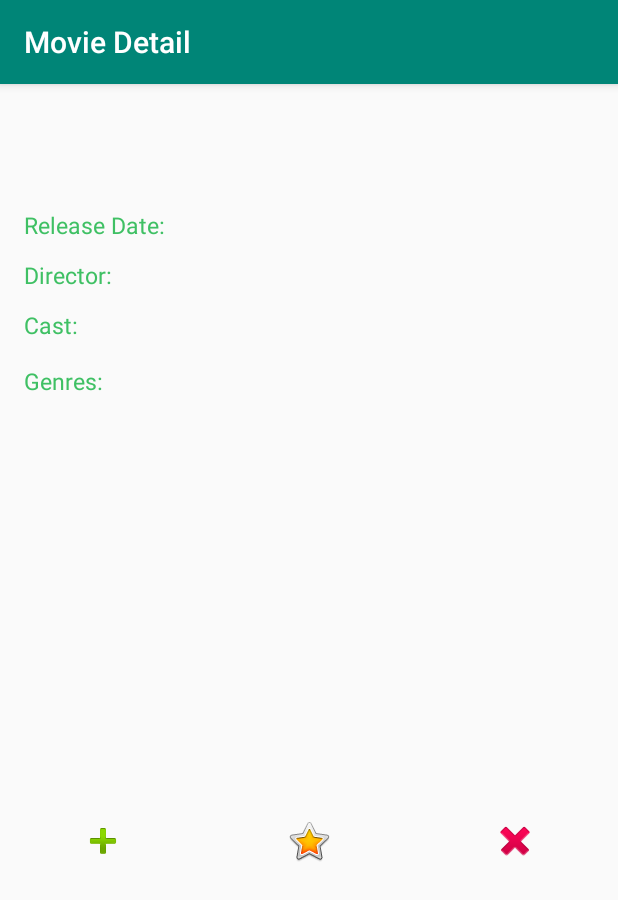
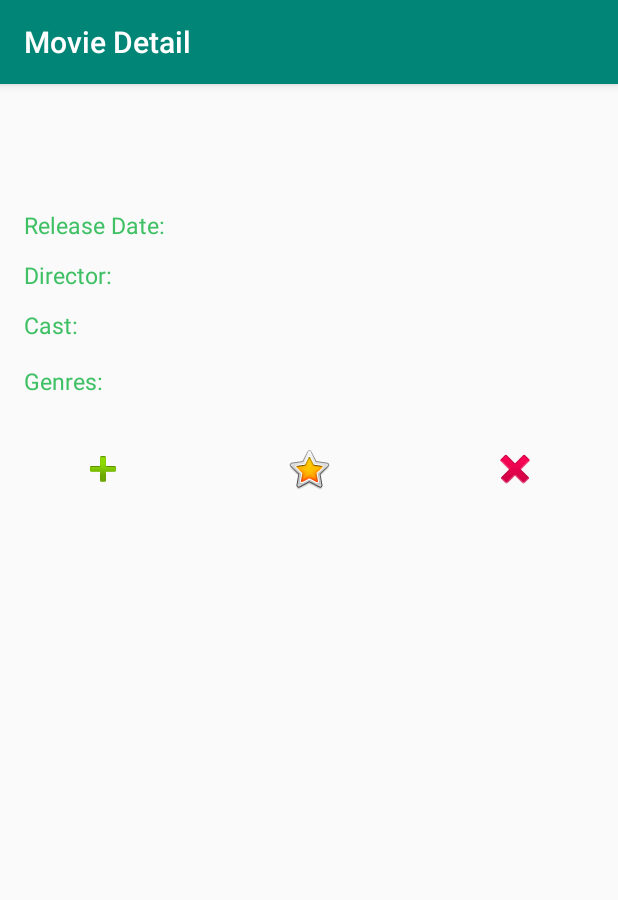
Before and after one commit to javigandia99/Kotlin-Movies-API, an Android app: the MovieDetailActivity screen opened directly, with no data from a screen before it, on a phone screen of 412 x 824 dp. Shown: the top 900 px of the screen. Run offline under Robolectric (Android 15) with nearby library versions, the phone set to English and light mode, and no system bars; our stand-ins replace Picasso; pictures from the network do not load; 2 statements that could not run were skipped.

Commit message:
Some changes in UI and Layouts
Add strings-values
Formatted code
Little changes in activitys and fragments

```diff
--- a/app/src/main/java/com/jgc/primeraapplicacion/Ui/moviedetail/MovieDetailActivity.kt
+++ b/app/src/main/java/com/jgc/primeraapplicacion/Ui/moviedetail/MovieDetailActivity.kt
@@ -51,7 +51,7 @@ class MovieDetailActivity : AppCompatActivity() {
         detail_year.text = detail.release_date
         detail_genres_name.text = detail.genres.toString()
         detail_overview.text = detail.overview
-        Picasso.get().load(RetrofitFactory.BASE_URL+detail.backdrop_path).into(detail_movie_imageview)
+        Picasso.get().load(RetrofitFactory.BASE_URL + detail.backdrop_path).into(detail_movie_imageview)
     }
 
     private fun cast(cast: MovieDetailCast) {
--- a/app/src/main/java/com/jgc/primeraapplicacion/Ui/moviesearch/MovieSearchAdapter.kt
+++ b/app/src/main/java/com/jgc/primeraapplicacion/Ui/moviesearch/MovieSearchAdapter.kt
@@ -48,6 +48,10 @@ class MovieSearchAdapter(private val listener: (Movie) -> Unit) :
             if (adult.text == "false") {
                 adult.text = "No"
             }
+            if (adult.text == "null"){
+                adult.text = "No classified"
+            }
+
             popularity.text = movie.popularity.toString()
             year.text = movie.release_date
             score.text = movie.vote_average.toString()
--- a/app/src/main/java/com/jgc/primeraapplicacion/data/MovieApi.kt
+++ b/app/src/main/java/com/jgc/primeraapplicacion/data/MovieApi.kt
@@ -13,7 +13,7 @@ import retrofit2.http.Query
 // apikey == "6d247d2725f2627d9e371751ce4e8679"
 interface MovieApi {
     @GET("search/movie")
-    suspend fun searchMovies(@Query("api_key") api_key : String,@Query("query") movie: String) : Response<MovieResults>
+    suspend fun searchMovies(@Query("api_key") api_key: String, @Query("query") movie: String): Response<MovieResults>
 
     @GET("movie/{movie_id}")
     suspend fun getMoviesDetail(@Path("movie_id") id: Int, @Query("api_key") api_key: String): Response<MovieDetail>
--- a/app/src/main/java/com/jgc/primeraapplicacion/model/Movie.kt
+++ b/app/src/main/java/com/jgc/primeraapplicacion/model/Movie.kt
@@ -9,4 +9,5 @@ data class Movie(
     val popularity: Float,
     val vote_average: Float
 )
-data class MovieResults( val results :List<Movie>)
+
+data class MovieResults(val results: List<Movie>)
--- a/app/src/main/java/com/jgc/primeraapplicacion/model/MovieDetail.kt
+++ b/app/src/main/java/com/jgc/primeraapplicacion/model/MovieDetail.kt
@@ -14,6 +14,6 @@ data class MovieDetail(
 
 )
 
-data class ListGenres( val name : String)
+data class ListGenres(val name: String)
 
 data class MovieDetailCast(val name: String, val job: String)
--- a/app/src/main/res/layout/activity_movie_detail.xml
+++ b/app/src/main/res/layout/activity_movie_detail.xml
@@ -1,10 +1,14 @@
 <?xml version="1.0" encoding="utf-8"?>
-<androidx.constraintlayout.widget.ConstraintLayout xmlns:android="http://schemas.android.com/apk/res/android"
+<ScrollView xmlns:android="http://schemas.android.com/apk/res/android"
     xmlns:app="http://schemas.android.com/apk/res-auto"
     xmlns:tools="http://schemas.android.com/tools"
     android:layout_width="match_parent"
     android:layout_height="match_parent"
     tools:context=".ui.moviedetail.MovieDetailActivity">
+
+    <androidx.constraintlayout.widget.ConstraintLayout
+        android:layout_width="match_parent"
+        android:layout_height="wrap_content">
 
         <ImageView
             android:id="@+id/detail_movie_imageview"
@@ -72,13 +76,14 @@
             android:id="@+id/detail_year"
             android:layout_width="0dp"
             android:layout_height="wrap_content"
-        android:layout_marginStart="32dp"
+            android:layout_marginStart="16dp"
             android:layout_marginEnd="16dp"
             android:textSize="18sp"
             app:layout_constraintBaseline_toBaselineOf="@+id/year_title"
             app:layout_constraintEnd_toEndOf="parent"
+            app:layout_constraintHorizontal_bias="1.0"
             app:layout_constraintStart_toEndOf="@id/barrier"
-        tools:text="1999" />
+            tools:text="1999-12-01" />
 
         <TextView
             android:id="@+id/detail_director"
@@ -133,6 +138,7 @@
             android:id="@+id/add_button"
             android:layout_width="0dp"
             android:layout_height="wrap_content"
+            android:contentDescription="@string/add_button"
             app:layout_constraintBottom_toBottomOf="parent"
             app:layout_constraintEnd_toStartOf="@+id/fav_button"
             app:layout_constraintHorizontal_bias="0.5"
@@ -140,34 +146,34 @@
             app:layout_constraintHorizontal_weight="1"
             app:layout_constraintStart_toStartOf="parent"
             app:layout_constraintTop_toBottomOf="@+id/detail_overview"
-        app:srcCompat="@android:drawable/ic_input_add"
-        tools:contentDescription="add button" />
+            app:srcCompat="@android:drawable/ic_input_add" />
 
         <ImageView
             android:id="@+id/fav_button"
             android:layout_width="0dp"
             android:layout_height="wrap_content"
+            android:contentDescription="@string/fav_button"
             app:layout_constraintBottom_toBottomOf="@+id/add_button"
             app:layout_constraintEnd_toStartOf="@+id/shareButton"
             app:layout_constraintHorizontal_bias="0.5"
             app:layout_constraintHorizontal_weight="1"
             app:layout_constraintStart_toEndOf="@+id/add_button"
             app:layout_constraintTop_toTopOf="@+id/add_button"
-        app:srcCompat="@android:drawable/btn_star_big_on"
-        tools:contentDescription="fav button" />
+            app:srcCompat="@android:drawable/btn_star_big_on" />
 
         <ImageView
             android:id="@+id/shareButton"
             android:layout_width="0dp"
             android:layout_height="wrap_content"
+            android:contentDescription="@string/share_button"
             app:layout_constraintBottom_toBottomOf="@+id/fav_button"
             app:layout_constraintEnd_toEndOf="parent"
             app:layout_constraintHorizontal_bias="0.5"
             app:layout_constraintHorizontal_weight="1"
             app:layout_constraintStart_toEndOf="@+id/fav_button"
             app:layout_constraintTop_toTopOf="@+id/fav_button"
-        app:srcCompat="@android:drawable/ic_delete"
-        tools:contentDescription="share button" />
+            app:srcCompat="@android:drawable/ic_delete" />
 
 
     </androidx.constraintlayout.widget.ConstraintLayout>
+</ScrollView>
--- a/app/src/main/res/values/strings.xml
+++ b/app/src/main/res/values/strings.xml
@@ -26,4 +26,7 @@
     <string name="genres">Genres:</string>
     <string name="director">Director:</string>
     <string name="cast">Cast:</string>
+    <string name="add_button">Add button</string>
+    <string name="fav_button">fav_button</string>
+    <string name="share_button">share_button</string>
 </resources>
```
Also changed, not shown: app/src/main/java/com/jgc/primeraapplicacion/Ui/profile/ProfileActivity.kt (deleted, +0 -40 lines). Lines whose indentation alone changed are shown as unchanged.
